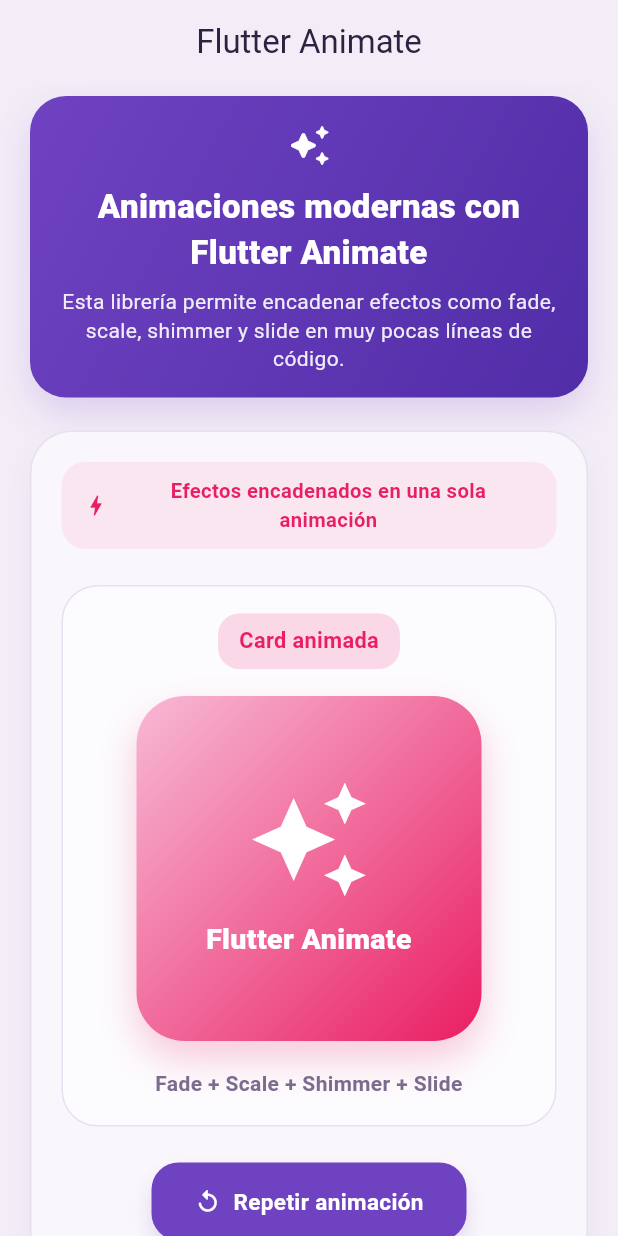
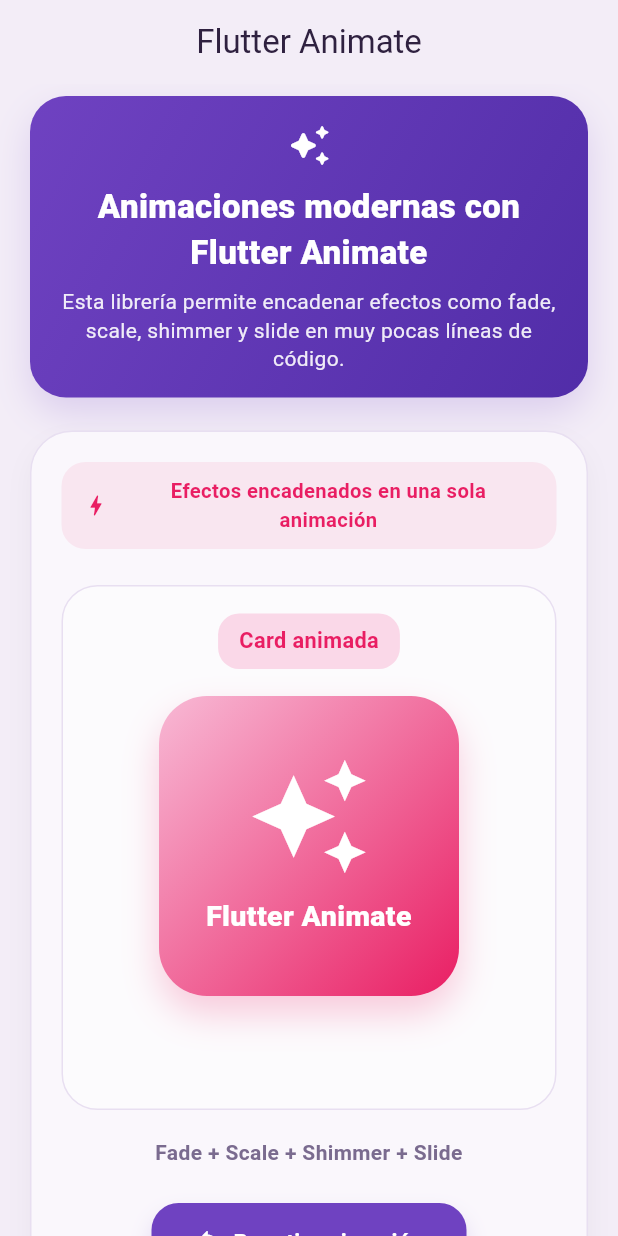
Before and after one commit to alejavalerua/AnimacionesFlutter_ExpoGrupo5, a Flutter app: the FlutterAnimateScreen screen opened directly, on a phone screen of 412 x 824 dp. Run offline on Flutter 3.47's test engine with Material 3 defaults, Android fonts, the phone set to English and light mode, and no system bars; drawn by our look-alikes of flutter_animate; our stand-ins replace lottie.

Commit message:
feat: enhance AnimatedContainer and FlutterAnimate screens with layout adjustments and improved text formatting

```diff
--- a/animaciones_demo/lib/screens/flutter_animate_screen.dart
+++ b/animaciones_demo/lib/screens/flutter_animate_screen.dart
@@ -134,6 +134,7 @@ class FlutterAnimateScreen extends StatelessWidget {
                     const SizedBox(height: 24),
                     Container(
                       width: double.infinity,
+                      height: 350,
                       padding: const EdgeInsets.all(18),
                       decoration: BoxDecoration(
                         color: Colors.white.withOpacity(0.45),
@@ -162,8 +163,8 @@ class FlutterAnimateScreen extends StatelessWidget {
                           ),
                           const SizedBox(height: 18),
                           Container(
-                                width: 230,
-                                height: 230,
+                                width: 200,
+                                height: 200,
                                 decoration: BoxDecoration(
                                   gradient: const LinearGradient(
                                     colors: [
@@ -219,6 +220,10 @@ class FlutterAnimateScreen extends StatelessWidget {
                                 duration: 500.ms,
                                 curve: Curves.easeOut,
                               ),
+                        ],
+                      ),
+                    ),
+
                     const SizedBox(height: 18),
                     const Text(
                       'Fade + Scale + Shimmer + Slide',
@@ -229,9 +234,7 @@ class FlutterAnimateScreen extends StatelessWidget {
                         fontWeight: FontWeight.w600,
                       ),
                     ),
-                        ],
-                      ),
-                    ),
+
                     const SizedBox(height: 24),
                     GestureDetector(
                       onTap: () => _restartAnimation(context),
--- a/animaciones_demo/lib/screens/home_screen.dart
+++ b/animaciones_demo/lib/screens/home_screen.dart
@@ -163,7 +163,7 @@ class _HeaderCard extends StatelessWidget {
                 SizedBox(width: 8),
                 Flexible(
                   child: Text(
-                    'Elvira E. Florez Carbonell                   Alejandra Valencia Rua',
+                    'Elvira Florez & Alejandra Valencia',
                     textAlign: TextAlign.center,
                     style: TextStyle(
                       color: Colors.white,
```
Also changed, not shown: animaciones_demo/lib/screens/animated_container_screen.dart (+7 -0 lines). Lines whose indentation alone changed are shown as unchanged.
